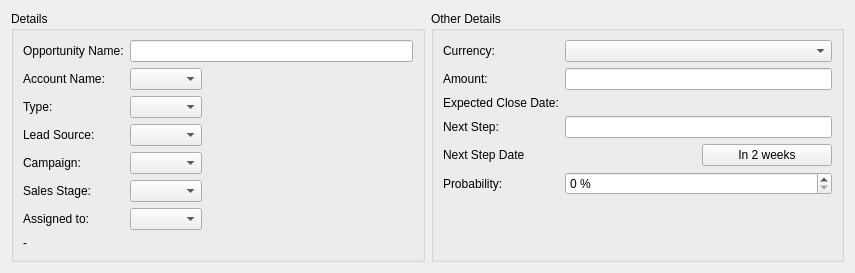
Above: client/src/details/opportunitydetails.ui from KDAB/FatCRM before the change. Below: the same form after it.
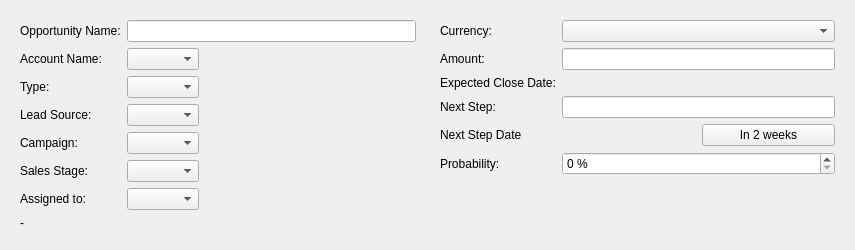
That is the form after the change. Custom widgets are drawn as their Qt base class.

```diff
--- a/client/src/details/opportunitydetails.ui
+++ b/client/src/details/opportunitydetails.ui
@@ -15,10 +15,7 @@
   </property>
   <layout class="QHBoxLayout" name="horizontalLayout_2">
    <item>
-    <widget class="QGroupBox" name="groupBox">
-     <property name="title">
-      <string>Details</string>
-     </property>
+    <widget class="QWidget" name="widget" native="true">
      <layout class="QFormLayout" name="formLayout">
       <property name="fieldGrowthPolicy">
        <enum>QFormLayout::ExpandingFieldsGrow</enum>
@@ -107,10 +104,7 @@
     </widget>
    </item>
    <item>
-    <widget class="QGroupBox" name="groupBox_2">
-     <property name="title">
-      <string>Other Details</string>
-     </property>
+    <widget class="QWidget" name="widget_2" native="true">
      <layout class="QFormLayout" name="formLayout_2">
       <item row="0" column="0">
        <widget class="QLabel" name="label_8">
```
